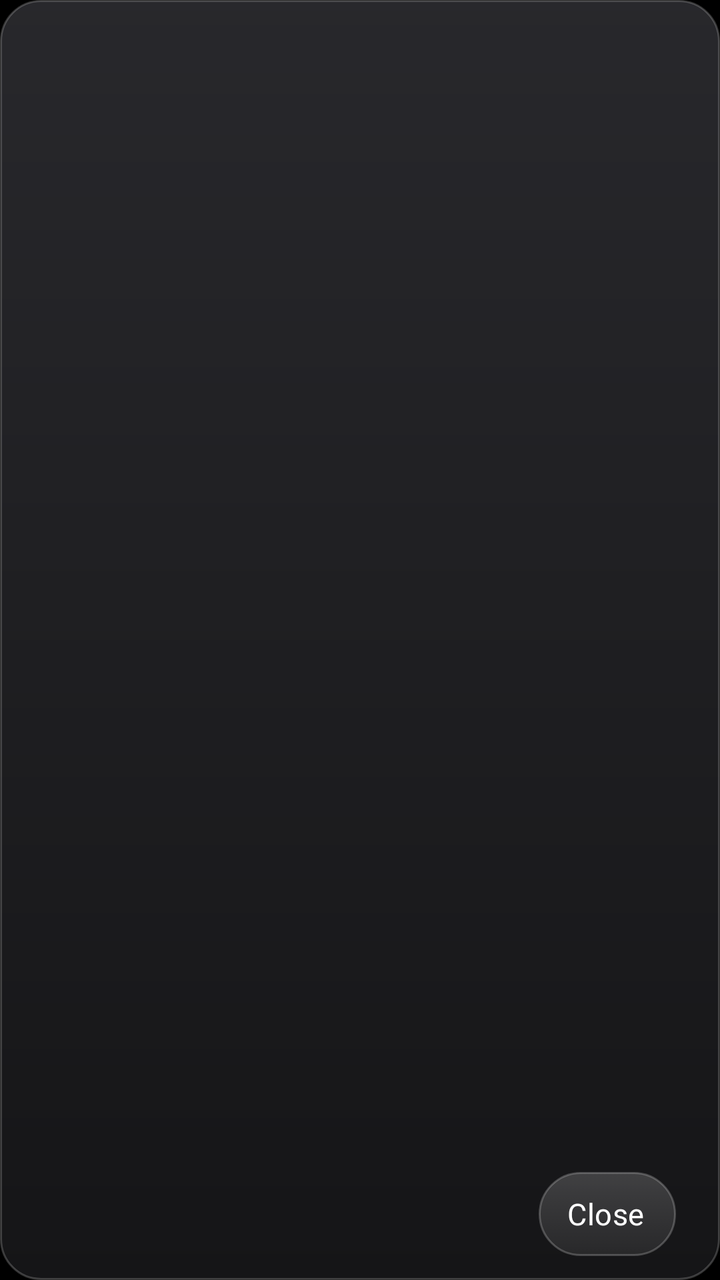
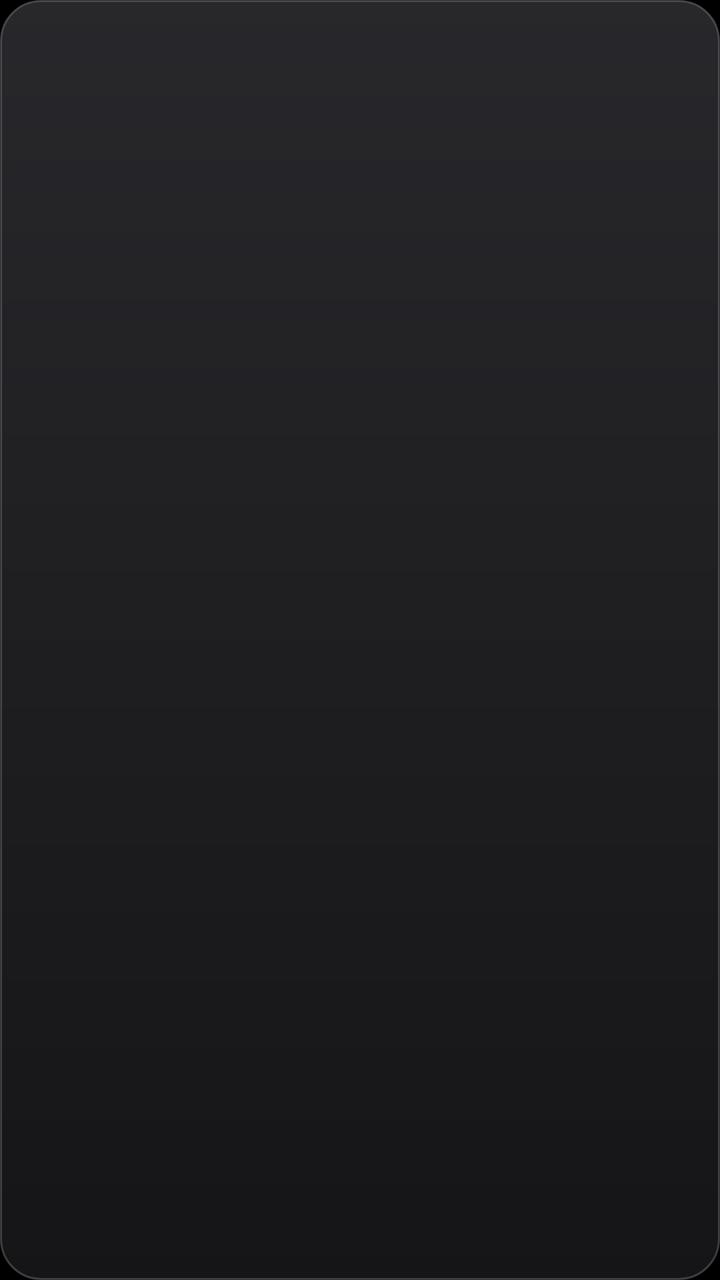

The first picture is an Android layout as it rendered before a commit; the second is the same layout after the commit. The layout source and the unified diff follow.
<!-- AndroidManifest.xml: application theme Theme.TvHome -->
<!-- res/layout/popup_dock.xml -->
<?xml version="1.0" encoding="utf-8"?>
<LinearLayout xmlns:android="http://schemas.android.com/apk/res/android"
    android:layout_width="match_parent"
    android:layout_height="match_parent"
    android:orientation="vertical"
    android:background="@drawable/glass_panel"
    android:paddingStart="22dp"
    android:paddingEnd="22dp"
    android:paddingTop="20dp"
    android:paddingBottom="12dp">

    <TextView
        android:id="@+id/title"
        android:layout_width="wrap_content"
        android:layout_height="wrap_content"
        android:textColor="#FFFFFFFF"
        android:textSize="17sp"
        android:fontFamily="@font/outfit"
        android:fontVariationSettings="'wght' 500"
        android:letterSpacing="0.02" />

    <androidx.recyclerview.widget.RecyclerView
        android:id="@+id/rows"
        android:layout_width="match_parent"
        android:layout_height="0dp"
        android:layout_weight="1"
        android:layout_marginTop="10dp"
        android:clipToPadding="false"
        android:scrollbars="none" />

    <TextView
        android:id="@+id/close"
        style="@style/TopButton"
        android:layout_gravity="end"
        android:layout_marginTop="10dp"
        android:text="@string/close" />
</LinearLayout>
<!-- resources referenced by this layout -->
<resources>
  <!-- drawable glass_panel (drawable) -->
  <?xml version="1.0" encoding="utf-8"?>
  <layer-list xmlns:android="http://schemas.android.com/apk/res/android">
      <item>
          <shape android:shape="rectangle">
              <gradient android:angle="270" android:startColor="#F22A2A2E" android:endColor="#F5161618" />
              <stroke android:width="1dp" android:color="#33FFFFFF" />
              <corners android:radius="20dp" />
          </shape>
      </item>
  </layer-list>
  <string name="close">Close</string>
  <style name="TopButton">
          <item name="android:layout_width">wrap_content</item>
          <item name="android:layout_height">42dp</item>
          <item name="android:layout_marginStart">8dp</item>
          <item name="android:paddingStart">14dp</item>
          <item name="android:paddingEnd">16dp</item>
          <item name="android:gravity">center</item>
          <item name="android:background">@drawable/pill_bg</item>
          <item name="android:textColor">@drawable/pill_text</item>
          <item name="android:textSize">15sp</item>
          <item name="android:fontFamily">@font/outfit</item>
          <item name="android:fontVariationSettings">\'wght\' 500</item>
          <item name="android:letterSpacing">0.01</item>
          <item name="android:drawablePadding">9dp</item>
          <item name="android:drawableTint">@drawable/pill_text</item>
          <item name="android:focusable">true</item>
          <item name="android:clickable">true</item>
      </style>
  <style name="Theme.TvHome" parent="android:Theme.Material.NoActionBar.Fullscreen">
          <item name="android:windowBackground">@android:color/black</item>
          <item name="android:colorBackground">@android:color/black</item>
          <item name="android:windowAnimationStyle">@null</item>
      </style>
  <!-- drawable pill_bg (drawable) -->
  <?xml version="1.0" encoding="utf-8"?>
  <selector xmlns:android="http://schemas.android.com/apk/res/android">
      <item android:state_focused="true">
          <shape android:shape="rectangle">
              <solid android:color="#F5FFFFFF" />
              <corners android:radius="21dp" />
          </shape>
      </item>
      <item>
          <shape android:shape="rectangle">
              <gradient android:angle="270" android:startColor="#2EFFFFFF" android:endColor="#14FFFFFF" />
              <stroke android:width="1dp" android:color="#38FFFFFF" />
              <corners android:radius="21dp" />
          </shape>
      </item>
  </selector>
  <!-- drawable pill_text (drawable) -->
  <?xml version="1.0" encoding="utf-8"?>
  <selector xmlns:android="http://schemas.android.com/apk/res/android">
      <item android:state_focused="true" android:color="#FF111111" />
      <item android:color="#FFFFFFFF" />
  </selector>
</resources>

<!-- the commit's change to res/layout/popup_dock.xml (unified diff, before → after) -->
@@ -1,37 +1,16 @@
 <?xml version="1.0" encoding="utf-8"?>
 <LinearLayout xmlns:android="http://schemas.android.com/apk/res/android"
     android:layout_width="match_parent"
-    android:layout_height="match_parent"
+    android:layout_height="wrap_content"
     android:orientation="vertical"
     android:background="@drawable/glass_panel"
-    android:paddingStart="22dp"
-    android:paddingEnd="22dp"
-    android:paddingTop="20dp"
-    android:paddingBottom="12dp">
-
-    <TextView
-        android:id="@+id/title"
-        android:layout_width="wrap_content"
-        android:layout_height="wrap_content"
-        android:textColor="#FFFFFFFF"
-        android:textSize="17sp"
-        android:fontFamily="@font/outfit"
-        android:fontVariationSettings="'wght' 500"
-        android:letterSpacing="0.02" />
+    android:padding="6dp"
+    android:elevation="12dp">
 
     <androidx.recyclerview.widget.RecyclerView
         android:id="@+id/rows"
         android:layout_width="match_parent"
-        android:layout_height="0dp"
-        android:layout_weight="1"
-        android:layout_marginTop="10dp"
+        android:layout_height="wrap_content"
         android:clipToPadding="false"
         android:scrollbars="none" />
-
-    <TextView
-        android:id="@+id/close"
-        style="@style/TopButton"
-        android:layout_gravity="end"
-        android:layout_marginTop="10dp"
-        android:text="@string/close" />
 </LinearLayout>
<!-- resource entries referenced after the edit -->
@@ -11,52 +11,10 @@
           </shape>
       </item>
   </layer-list>
-  <string name="close">Close</string>
-  <style name="TopButton">
-          <item name="android:layout_width">wrap_content</item>
-          <item name="android:layout_height">42dp</item>
-          <item name="android:layout_marginStart">8dp</item>
-          <item name="android:paddingStart">14dp</item>
-          <item name="android:paddingEnd">16dp</item>
-          <item name="android:gravity">center</item>
-          <item name="android:background">@drawable/pill_bg</item>
-          <item name="android:textColor">@drawable/pill_text</item>
-          <item name="android:textSize">15sp</item>
-          <item name="android:fontFamily">@font/outfit</item>
-          <item name="android:fontVariationSettings">\'wght\' 500</item>
-          <item name="android:letterSpacing">0.01</item>
-          <item name="android:drawablePadding">9dp</item>
-          <item name="android:drawableTint">@drawable/pill_text</item>
-          <item name="android:focusable">true</item>
-          <item name="android:clickable">true</item>
-      </style>
   <style name="Theme.TvHome" parent="android:Theme.Material.NoActionBar.Fullscreen">
           <item name="android:windowBackground">@android:color/black</item>
           <item name="android:colorBackground">@android:color/black</item>
           <item name="android:windowAnimationStyle">@null</item>
       </style>
-  <!-- drawable pill_bg (drawable) -->
-  <?xml version="1.0" encoding="utf-8"?>
-  <selector xmlns:android="http://schemas.android.com/apk/res/android">
-      <item android:state_focused="true">
-          <shape android:shape="rectangle">
-              <solid android:color="#F5FFFFFF" />
-              <corners android:radius="21dp" />
-          </shape>
-      </item>
-      <item>
-          <shape android:shape="rectangle">
-              <gradient android:angle="270" android:startColor="#2EFFFFFF" android:endColor="#14FFFFFF" />
-              <stroke android:width="1dp" android:color="#38FFFFFF" />
-              <corners android:radius="21dp" />
-          </shape>
-      </item>
-  </selector>
-  <!-- drawable pill_text (drawable) -->
-  <?xml version="1.0" encoding="utf-8"?>
-  <selector xmlns:android="http://schemas.android.com/apk/res/android">
-      <item android:state_focused="true" android:color="#FF111111" />
-      <item android:color="#FFFFFFFF" />
-  </selector>
 </resources>
 
